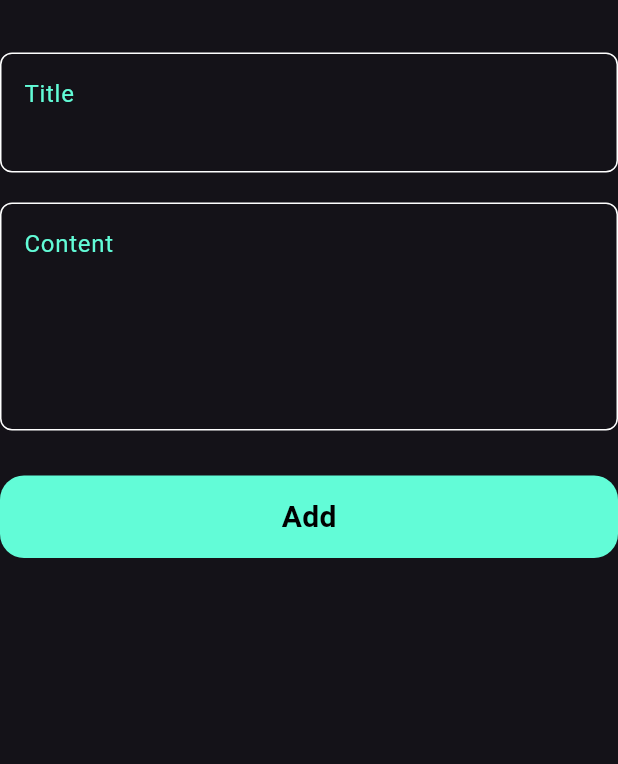
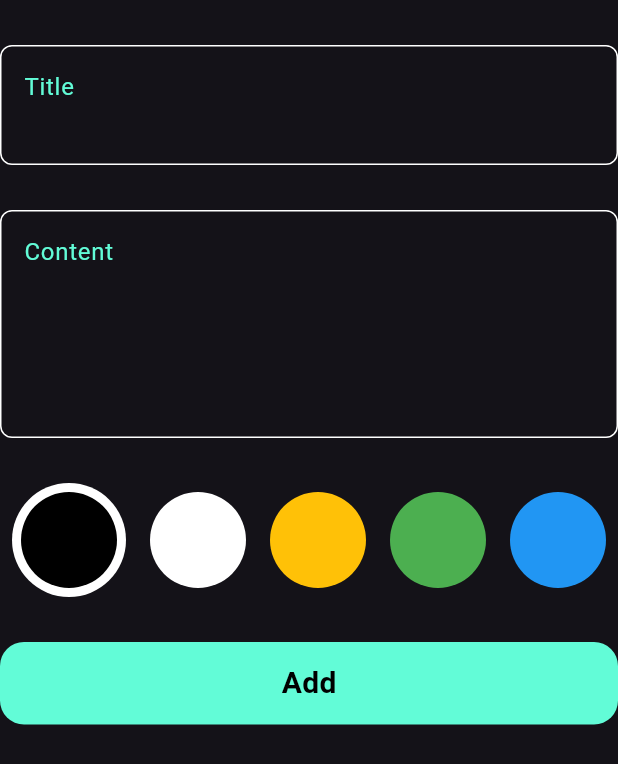
Before and after one commit to real-Hafez/notes-app, a Flutter app: the Add_Note_Form widget shown alone on an empty page, opened directly, on a phone screen of 412 x 824 dp. Shown: the top 764 px of the screen. Run offline on Flutter 3.47's test engine with Material 3 defaults, Android fonts, the phone set to English and light mode, and no system bars; our stand-ins replace bloc, flutter_bloc, hive, hive_flutter, modal_progress_hud_nsn; accounts and stored records are empty.

Commit message:
Create colors list

```diff
--- a/lib/widgets/add_note_form.dart
+++ b/lib/widgets/add_note_form.dart
@@ -3,6 +3,7 @@ import 'package:flutter_bloc/flutter_bloc.dart';
 import 'package:intl/intl.dart';
 import 'package:notes_app/cubits/add_note_cubit/add_note_cubit.dart';
 import 'package:notes_app/models/note_model.dart';
+import 'package:notes_app/widgets/color_list_view.dart';
 import 'package:notes_app/widgets/custom_button.dart';
 import 'package:notes_app/widgets/custom_text_field.dart';
 
@@ -25,19 +26,21 @@ class _Add_Note_FormState extends State<Add_Note_Form> {
       autovalidateMode: autovalidateMode,
       child: Column(
         children: [
-          SizedBox(height: 35),
+          const SizedBox(height: 30),
           custom_text_field(
             onSaved: (value) => title = value,
             hint: 'Title',
             maxlines: 2,
           ),
-          SizedBox(height: 20),
+          const SizedBox(height: 30),
           custom_text_field(
             onSaved: (value) => subtitle = value,
             hint: 'Content',
             maxlines: 5,
           ),
-          SizedBox(height: 30),
+          const SizedBox(height: 30),
+          color_list_view(),
+          const SizedBox(height: 30),
           BlocBuilder<AddNoteCubit, AddNoteState>(
             builder: (context, state) {
               return custom_button(
@@ -64,7 +67,7 @@ class _Add_Note_FormState extends State<Add_Note_Form> {
               );
             },
           ),
-          SizedBox(height: 20),
+          const SizedBox(height: 20),
         ],
       ),
     );
--- /dev/null
+++ b/lib/widgets/color_list_view.dart
@@ -0,0 +1,72 @@
+import 'package:flutter/material.dart';
+
+class color_item extends StatelessWidget {
+  const color_item({super.key, required this.isactive, required this.colors});
+  final bool isactive;
+  final Color colors;
+  @override
+  Widget build(BuildContext context) {
+    return isactive
+        ? CircleAvatar(
+            radius: 38,
+            backgroundColor: Colors.white,
+            child: CircleAvatar(
+              radius: 32,
+              backgroundColor: colors,
+            ),
+          )
+        : CircleAvatar(
+            radius: 32,
+            backgroundColor: colors,
+          );
+  }
+}
+
+class color_list_view extends StatefulWidget {
+  const color_list_view({
+    super.key,
+  });
+
+  @override
+  State<color_list_view> createState() => _color_list_viewState();
+}
+
+class _color_list_viewState extends State<color_list_view> {
+  int current_index = 0;
+  List<Color> colors = [
+    Colors.black,
+    Colors.white,
+    Colors.amber,
+    Colors.green,
+    Colors.blue,
+    Colors.red,
+    Colors.orange,
+    Colors.purple,
+    Colors.cyan,
+    Colors.pink,
+  ];
+
+  Widget build(BuildContext context) {
+    return SizedBox(
+      height: 38 * 2,
+      child: ListView.builder(
+        itemCount: colors.length,
+        scrollDirection: Axis.horizontal,
+        itemBuilder: (context, index) => Padding(
+          padding: const EdgeInsets.symmetric(horizontal: 8),
+          child: GestureDetector(
+            onTap: () {
+              current_index = index;
+
+              setState(() {});
+            },
+            child: color_item(
+              colors: colors[index],
+              isactive: current_index == index,
+            ),
+          ),
+        ),
+      ),
+    );
+  }
+}
```
